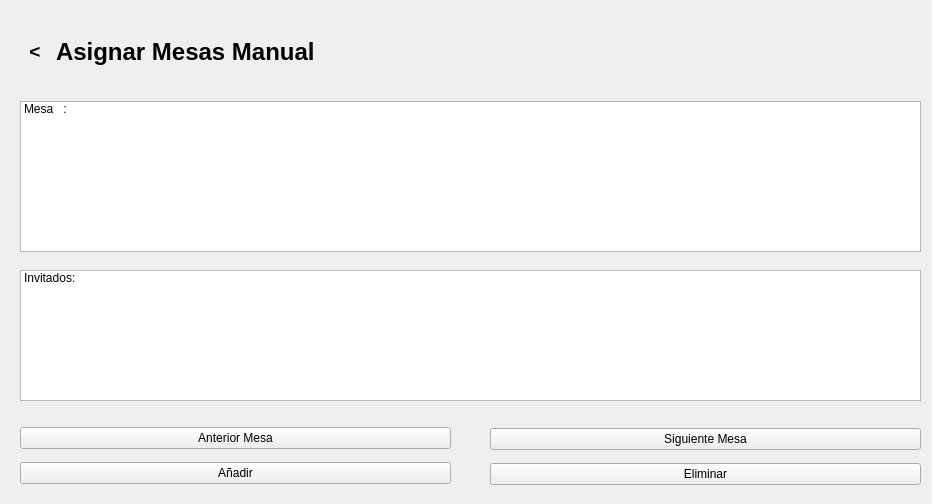
The window that Interfaces/AsignarMesasManual.ui (roblesgg/GestionEventos) describes before a commit, drawn with Qt 5.
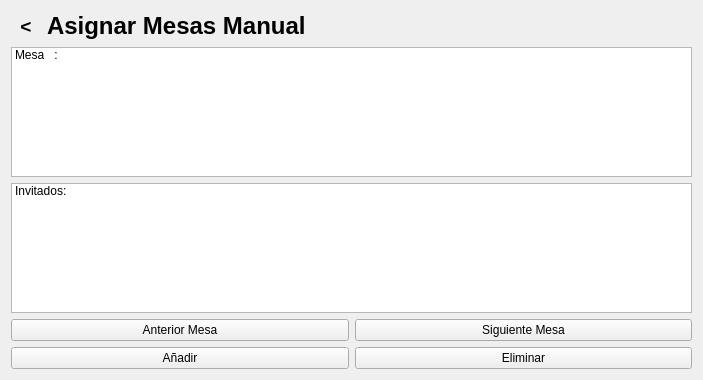
The same window after the commit.

Patch:
```diff
--- a/Interfaces/AsignarMesasManual.ui
+++ b/Interfaces/AsignarMesasManual.ui
@@ -6,90 +6,15 @@
    <rect>
     <x>0</x>
     <y>0</y>
-    <width>932</width>
-    <height>504</height>
+    <width>703</width>
+    <height>380</height>
    </rect>
   </property>
   <property name="windowTitle">
    <string>Form</string>
   </property>
-  <widget class="QWidget" name="verticalLayoutWidget_4">
-   <property name="geometry">
-    <rect>
-     <x>490</x>
-     <y>421</y>
-     <width>431</width>
-     <height>71</height>
-    </rect>
-   </property>
-   <layout class="QVBoxLayout" name="verticalLayout_4">
+  <layout class="QVBoxLayout" name="verticalLayout_5">
     <item>
-     <widget class="QPushButton" name="btn_siguienteMesaM">
-      <property name="text">
-       <string>Siguiente Mesa</string>
-      </property>
-     </widget>
-    </item>
-    <item>
-     <widget class="QPushButton" name="btn_eliminarM">
-      <property name="text">
-       <string>Eliminar</string>
-      </property>
-     </widget>
-    </item>
-   </layout>
-  </widget>
-  <widget class="QWidget" name="verticalLayoutWidget_3">
-   <property name="geometry">
-    <rect>
-     <x>20</x>
-     <y>270</y>
-     <width>901</width>
-     <height>131</height>
-    </rect>
-   </property>
-   <layout class="QVBoxLayout" name="verticalLayout_3">
-    <item>
-     <widget class="QListWidget" name="list_Invitados">
-      <item>
-       <property name="text">
-        <string>Invitados:</string>
-       </property>
-      </item>
-     </widget>
-    </item>
-   </layout>
-  </widget>
-  <widget class="QWidget" name="verticalLayoutWidget">
-   <property name="geometry">
-    <rect>
-     <x>20</x>
-     <y>101</y>
-     <width>901</width>
-     <height>151</height>
-    </rect>
-   </property>
-   <layout class="QVBoxLayout" name="verticalLayout">
-    <item>
-     <widget class="QListWidget" name="list_mesa">
-      <item>
-       <property name="text">
-        <string>Mesa   :</string>
-       </property>
-      </item>
-     </widget>
-    </item>
-   </layout>
-  </widget>
-  <widget class="QWidget" name="layoutWidget">
-   <property name="geometry">
-    <rect>
-     <x>20</x>
-     <y>11</y>
-     <width>901</width>
-     <height>81</height>
-    </rect>
-   </property>
    <layout class="QHBoxLayout" name="horizontalLayout_Titulo_3" stretch="0,0,1">
     <item>
      <widget class="QToolButton" name="btn_atrasmanual">
@@ -136,19 +61,45 @@
      </spacer>
     </item>
    </layout>
-  </widget>
-  <widget class="QWidget" name="verticalLayoutWidget_2">
-   <property name="geometry">
-    <rect>
-     <x>20</x>
-     <y>420</y>
-     <width>431</width>
-     <height>71</height>
-    </rect>
-   </property>
+   </item>
+   <item>
+    <layout class="QVBoxLayout" name="verticalLayout">
+     <item>
+      <widget class="QListWidget" name="list_mesa">
+       <item>
+        <property name="text">
+         <string>Mesa   :</string>
+        </property>
+       </item>
+      </widget>
+     </item>
+    </layout>
+   </item>
+   <item>
+    <layout class="QVBoxLayout" name="verticalLayout_3">
+     <item>
+      <widget class="QListWidget" name="list_Invitados">
+       <item>
+        <property name="text">
+         <string>Invitados:</string>
+        </property>
+       </item>
+      </widget>
+     </item>
+    </layout>
+   </item>
+   <item>
+    <layout class="QHBoxLayout" name="horizontalLayout">
+     <item>
    <layout class="QVBoxLayout" name="verticalLayout_2">
     <item>
      <widget class="QPushButton" name="btn_anteriorMesaM">
+         <property name="sizePolicy">
+          <sizepolicy hsizetype="Minimum" vsizetype="Expanding">
+           <horstretch>0</horstretch>
+           <verstretch>0</verstretch>
+          </sizepolicy>
+         </property>
       <property name="text">
        <string>Anterior Mesa</string>
       </property>
@@ -156,13 +107,52 @@
     </item>
     <item>
      <widget class="QPushButton" name="btn_anadirM">
+         <property name="sizePolicy">
+          <sizepolicy hsizetype="Minimum" vsizetype="Expanding">
+           <horstretch>0</horstretch>
+           <verstretch>0</verstretch>
+          </sizepolicy>
+         </property>
       <property name="text">
        <string>Añadir</string>
       </property>
      </widget>
     </item>
    </layout>
-  </widget>
+     </item>
+     <item>
+      <layout class="QVBoxLayout" name="verticalLayout_4">
+       <item>
+        <widget class="QPushButton" name="btn_siguienteMesaM">
+         <property name="sizePolicy">
+          <sizepolicy hsizetype="Minimum" vsizetype="Expanding">
+           <horstretch>0</horstretch>
+           <verstretch>0</verstretch>
+          </sizepolicy>
+         </property>
+         <property name="text">
+          <string>Siguiente Mesa</string>
+         </property>
+        </widget>
+       </item>
+       <item>
+        <widget class="QPushButton" name="btn_eliminarM">
+         <property name="sizePolicy">
+          <sizepolicy hsizetype="Minimum" vsizetype="Expanding">
+           <horstretch>0</horstretch>
+           <verstretch>0</verstretch>
+          </sizepolicy>
+         </property>
+         <property name="text">
+          <string>Eliminar</string>
+         </property>
+        </widget>
+       </item>
+      </layout>
+     </item>
+    </layout>
+   </item>
+  </layout>
  </widget>
  <resources/>
  <connections/>
```
Lines whose indentation alone changed are shown as unchanged.
